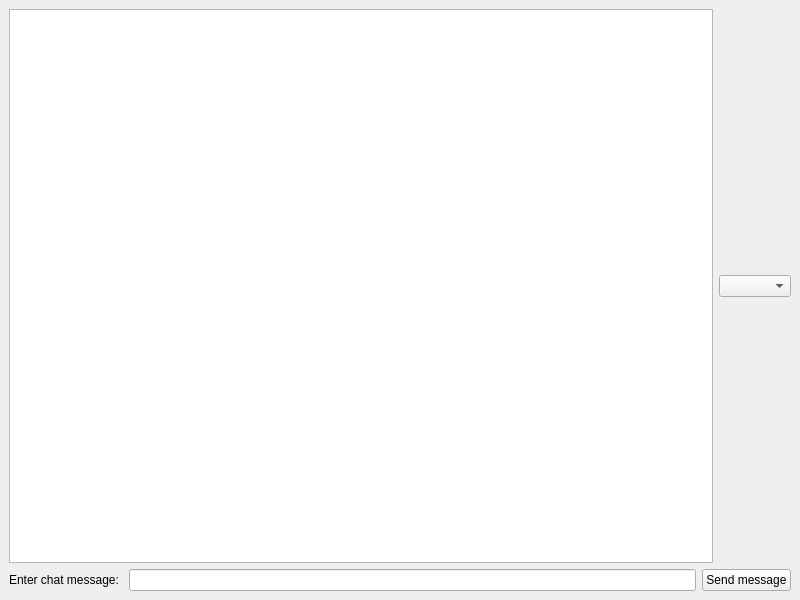
The window that mainwindow.ui (CppPhil/chat) describes before a commit, drawn with Qt 5.
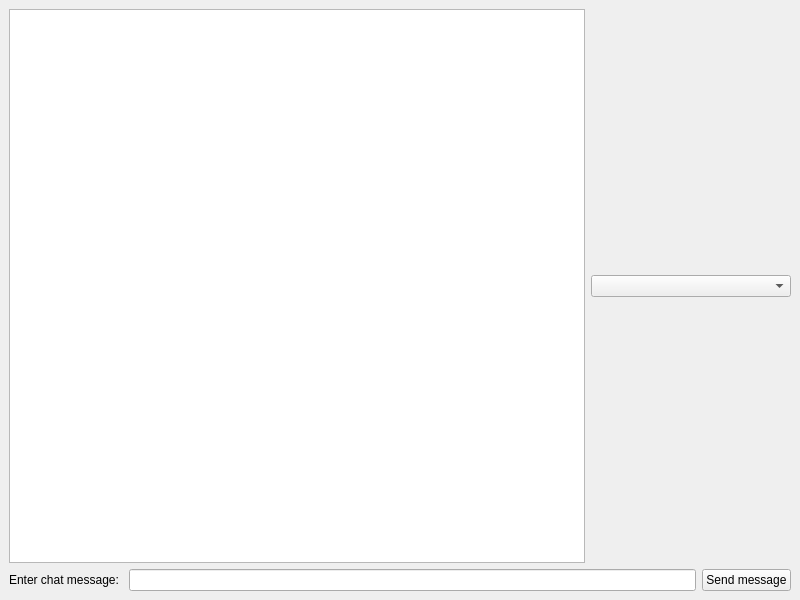
The same window after the commit.

Diff of the .ui file:
```diff
--- a/mainwindow.ui
+++ b/mainwindow.ui
@@ -25,7 +25,20 @@
        </widget>
       </item>
       <item>
-       <widget class="QComboBox" name="chatPeersComboBox"/>
+       <widget class="QComboBox" name="chatPeersComboBox">
+        <property name="sizePolicy">
+         <sizepolicy hsizetype="Minimum" vsizetype="Fixed">
+          <horstretch>0</horstretch>
+          <verstretch>0</verstretch>
+         </sizepolicy>
+        </property>
+        <property name="minimumSize">
+         <size>
+          <width>200</width>
+          <height>0</height>
+         </size>
+        </property>
+       </widget>
       </item>
      </layout>
     </item>
```
